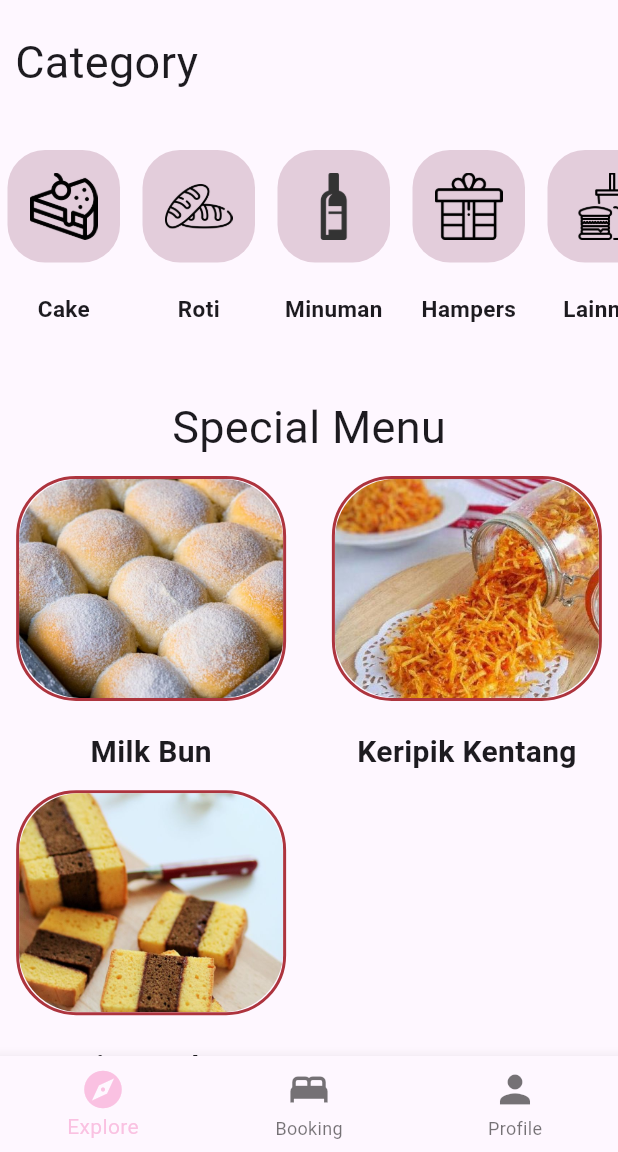
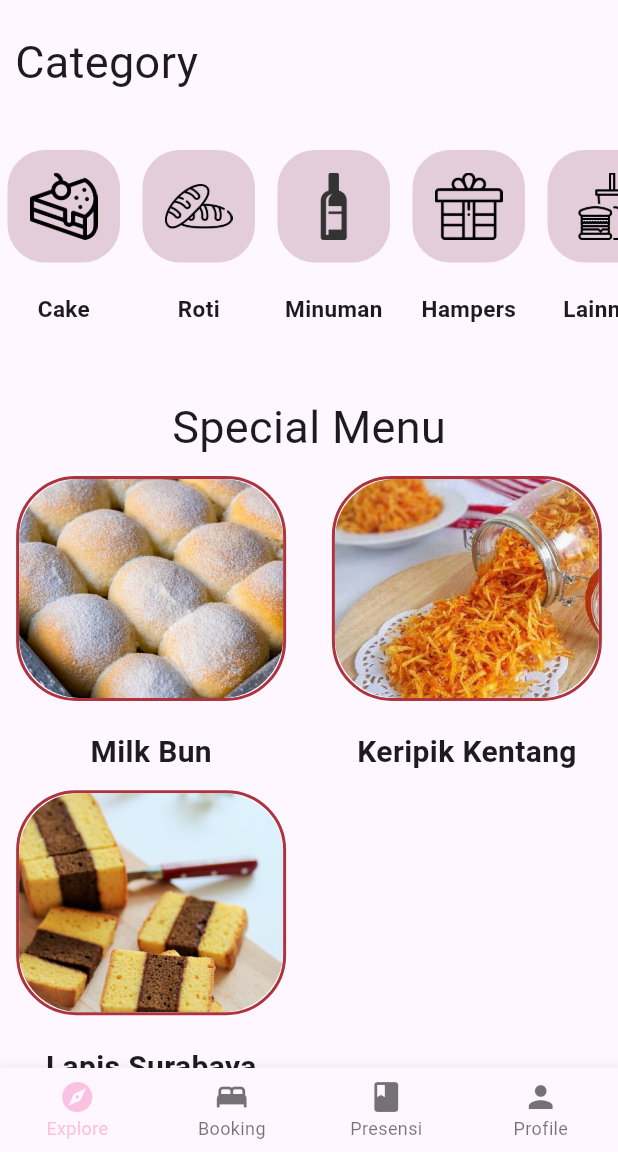
Before and after one commit to VigoMade/atmakitchen_4_j_mobile, a Flutter app: the IndexPage screen opened directly, on a phone screen of 412 x 824 dp, the part 84-1236 px from its top. Run offline on Flutter 3.47's test engine with Material 3 defaults, Android fonts, the light colour scheme and no system bars; our stand-ins replace carousel_slider, flutter_bloc, shared_preferences; missing offline and left inert: dart:ffi; accounts and stored records are empty.

Commit message:
presensi done, note: belum login sesuai role

```diff
--- a/lib/database/API/api_client.dart
+++ b/lib/database/API/api_client.dart
@@ -5,3 +5,7 @@ class ApiClient {
     baseUrl = '$domainName/api';
   }
 }
+
+String getThumbnail(String image) {
+  return '${ApiClient().baseUrl}/produk/$image';
+}
--- /dev/null
+++ b/lib/database/API/presensi_data.dart
@@ -0,0 +1,108 @@
+import 'package:atmakitchen_4_j_mobile/model/presensi.dart';
+import 'package:http/http.dart' as http;
+import 'dart:async';
+import 'dart:convert';
+import 'package:atmakitchen_4_j_mobile/database/API/api_client.dart';
+
+class PresensiClient {
+  ApiClient apiClient = ApiClient();
+
+  PresensiClient(this.apiClient);
+
+  Future<List<Presensi>> getPresensiList() async {
+    var client = http.Client();
+    Uri uri = Uri.parse('${apiClient.baseUrl}/presensi');
+
+    try {
+      var response = await client.get(uri).timeout(const Duration(seconds: 10));
+
+      if (response.statusCode == 200) {
+        var jsonData = jsonDecode(response.body);
+        if (jsonData is List) {
+          // Jika respons adalah List, maka langsung parse ke Presensi
+          List<Presensi> presensiList =
+              jsonData.map((data) => Presensi.fromJson(data)).toList();
+          return presensiList;
+        } else if (jsonData is Map && jsonData.containsKey('data')) {
+          // Jika respons adalah Map dan memiliki kunci 'data', maka ambil data dari 'data'
+          List<Presensi> presensiList = (jsonData['data'] as List)
+              .map((data) => Presensi.fromJson(data))
+              .toList();
+          return presensiList;
+        } else {
+          throw ('Failed to load presensi list');
+        }
+      } else {
+        throw ('Failed to load presensi list');
+      }
+    } on TimeoutException catch (_) {
+      throw ('Take too long, please check your connection');
+    } finally {
+      client.close();
+    }
+  }
+
+  Future<void> updatePresensi(Presensi presensi) async {
+    var client = http.Client();
+    Uri uri = Uri.parse('${apiClient.baseUrl}/presensi/${presensi.idPresensi}');
+
+    try {
+      var response = await client
+          .put(
+            uri,
+            body: presensi.toJson(),
+          )
+          .timeout(const Duration(seconds: 10));
+
+      if (response.statusCode != 200) {
+        throw ('Failed to update presensi ${presensi.idPresensi}');
+      }
+    } on TimeoutException catch (_) {
+      throw ('Take too long, please check your connection');
+    } finally {
+      client.close();
+    }
+  }
+
+  Future<List<Presensi>> getPresensiListByDate(DateTime selectedDate) async {
+    var client = http.Client();
+    Uri uri = Uri.parse('${apiClient.baseUrl}/presensi');
+
+    try {
+      var response = await client.get(uri).timeout(const Duration(seconds: 10));
+
+      if (response.statusCode == 200) {
+        var jsonData = jsonDecode(response.body);
+        if (jsonData is List) {
+          // Jika respons adalah List, maka langsung parse ke Presensi
+          List<Presensi> presensiList = jsonData
+              .map((data) => Presensi.fromJson(data))
+              .where((presensi) =>
+                  presensi.tanggalPresensi!.year == selectedDate.year &&
+                  presensi.tanggalPresensi!.month == selectedDate.month &&
+                  presensi.tanggalPresensi!.day == selectedDate.day)
+              .toList();
+          return presensiList;
+        } else if (jsonData is Map && jsonData.containsKey('data')) {
+          // Jika respons adalah Map dan memiliki kunci 'data', maka ambil data dari 'data'
+          List<Presensi> presensiList = (jsonData['data'] as List)
+              .map((data) => Presensi.fromJson(data))
+              .where((presensi) =>
+                  presensi.tanggalPresensi!.year == selectedDate.year &&
+                  presensi.tanggalPresensi!.month == selectedDate.month &&
+                  presensi.tanggalPresensi!.day == selectedDate.day)
+              .toList();
+          return presensiList;
+        } else {
+          throw ('Failed to load presensi list');
+        }
+      } else {
+        throw ('Failed to load presensi list');
+      }
+    } on TimeoutException catch (_) {
+      throw ('Take too long, please check your connection');
+    } finally {
+      client.close();
+    }
+  }
+}
--- /dev/null
+++ b/lib/model/presensi.dart
@@ -0,0 +1,31 @@
+class Presensi {
+  int? idPresensi;
+  DateTime? tanggalPresensi;
+  String? statusPresensi;
+  String? namapegawai;
+
+  Presensi({
+    this.idPresensi,
+    this.tanggalPresensi,
+    this.statusPresensi,
+    this.namapegawai,
+  });
+
+  factory Presensi.fromJson(Map<String, dynamic> json) {
+    return Presensi(
+      idPresensi: json['id_presensi'],
+      tanggalPresensi: DateTime.parse(json['tanggal_presensi']),
+      statusPresensi: json['status_presensi'],
+      namapegawai: json['nama_pegawai'],
+    );
+  }
+
+  Map<String, dynamic> toJson() {
+    return {
+      'id_presensi': idPresensi.toString(),
+      'tanggal_presensi': tanggalPresensi?.toIso8601String(),
+      'status_presensi': statusPresensi,
+      'nama_pegawai': namapegawai,
+    };
+  }
+}
--- a/lib/view/forget_password.dart
+++ b/lib/view/forget_password.dart
@@ -113,8 +113,8 @@ class _ForgotPasswordState extends State<ForgotPasswordPage> {
                         }
                       },
                       style: ElevatedButton.styleFrom(
-                        primary: const Color(0xFFAD343E),
-                        onPrimary: Colors.white,
+                        backgroundColor: const Color(0xFFAD343E),
+                        foregroundColor: Colors.white,
                         minimumSize: const Size(double.infinity, 50),
                       ),
                       child: const Text(
--- a/lib/view/index.dart
+++ b/lib/view/index.dart
@@ -1,3 +1,4 @@
+import 'package:atmakitchen_4_j_mobile/view/MO/presensi.dart';
 import 'package:flutter/material.dart';
 import 'package:atmakitchen_4_j_mobile/view/eksplore.dart';
 import 'package:atmakitchen_4_j_mobile/view/booking.dart';
@@ -16,6 +17,7 @@ class _IndexPageState extends State<IndexPage> {
   static const List<Widget> _widgetOptions = <Widget>[
     ExplorePage(),
     BookingPage(),
+    PresensiPage(),
     profile(),
   ];
 
@@ -50,25 +52,35 @@ class _IndexPageState extends State<IndexPage> {
       ),
       body: _widgetOptions.elementAt(_selectedIndex),
       bottomNavigationBar: BottomNavigationBar(
+        showSelectedLabels: true,
+        showUnselectedLabels: true,
+        type: BottomNavigationBarType.fixed,
         items: const <BottomNavigationBarItem>[
           BottomNavigationBarItem(
             icon: Icon(
               Icons.explore,
-              size: 30,
+              size: 24,
             ),
             label: 'Explore',
           ),
           BottomNavigationBarItem(
             icon: Icon(
               Icons.bed,
-              size: 30,
+              size: 24,
             ),
             label: 'Booking',
           ),
           BottomNavigationBarItem(
             icon: Icon(
+              Icons.book,
+              size: 24,
+            ),
+            label: 'Presensi',
+          ),
+          BottomNavigationBarItem(
+            icon: Icon(
               Icons.person,
-              size: 30,
+              size: 24,
             ),
             label: 'Profile',
           ),
@@ -76,6 +88,8 @@ class _IndexPageState extends State<IndexPage> {
         currentIndex: _selectedIndex,
         selectedItemColor: const Color.fromRGBO(245, 136, 194, 0.482),
         onTap: _onItemTapped,
+        selectedFontSize: 12, // Ukuran font yang lebih kecil
+        unselectedFontSize: 12,
       ),
     );
   }
--- a/lib/view/login_page.dart
+++ b/lib/view/login_page.dart
@@ -84,6 +84,8 @@ class _LoginviewState extends State<LoginPage> {
               body: Padding(
                 padding: const EdgeInsets.fromLTRB(20.0, 50.0, 20.0, 0),
                 child: SingleChildScrollView(
+                  child: Form(
+                    key: formKey,
                     child: Column(
                       crossAxisAlignment: CrossAxisAlignment.start,
                       children: [
@@ -218,6 +220,7 @@ class _LoginviewState extends State<LoginPage> {
                   ),
                 ),
               ),
+            ),
           );
         }),
       ),
```
Also changed, not shown: lib/database/API/produk_data.dart (added, +44 -0 lines), lib/model/produk.dart (added, +73 -0 lines), lib/view/MO/presensi.dart (added, +219 -0 lines), lib/view/item.dart (+40 -133 lines), pubspec.lock. Lines whose indentation alone changed are shown as unchanged.
